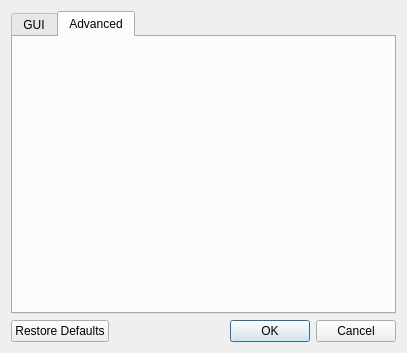
Before: the Qt Designer form src/settingsdialog.ui in jhn98032/gede, drawn with Qt 5.
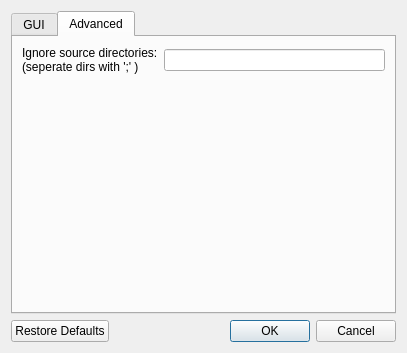
After: the same form once the commit is applied. The open tabs and pages were chosen to show the change.

Commit message: Added a 'ignore source dir' option

Patch:
```diff
--- a/src/settingsdialog.ui
+++ b/src/settingsdialog.ui
@@ -169,6 +169,39 @@
       <attribute name="title">
        <string>Advanced</string>
       </attribute>
+      <layout class="QVBoxLayout" name="verticalLayout_3">
+       <item>
+        <layout class="QHBoxLayout" name="horizontalLayout_5">
+         <item>
+          <widget class="QLabel" name="label_5">
+           <property name="text">
+            <string>Ignore source directories:
+(seperate dirs with ';' ) </string>
+           </property>
+           <property name="wordWrap">
+            <bool>false</bool>
+           </property>
+          </widget>
+         </item>
+         <item>
+          <widget class="QLineEdit" name="lineEdit_sourceIgnoreDirs"/>
+         </item>
+        </layout>
+       </item>
+       <item>
+        <spacer name="verticalSpacer_2">
+         <property name="orientation">
+          <enum>Qt::Vertical</enum>
+         </property>
+         <property name="sizeHint" stdset="0">
+          <size>
+           <width>20</width>
+           <height>40</height>
+          </size>
+         </property>
+        </spacer>
+       </item>
+      </layout>
      </widget>
     </widget>
    </item>
```
The commit also changes 5 other files.
